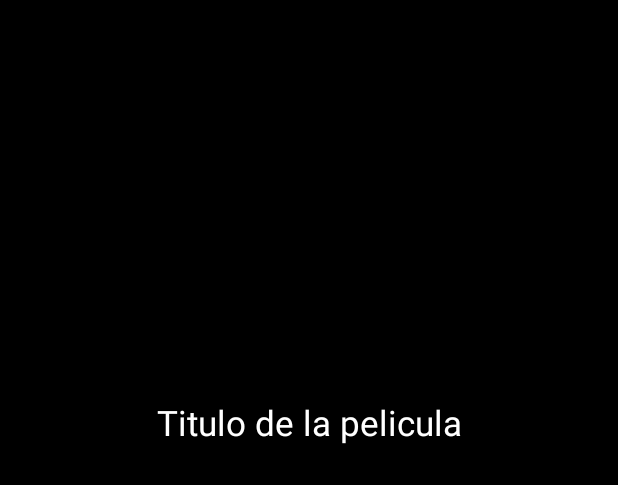
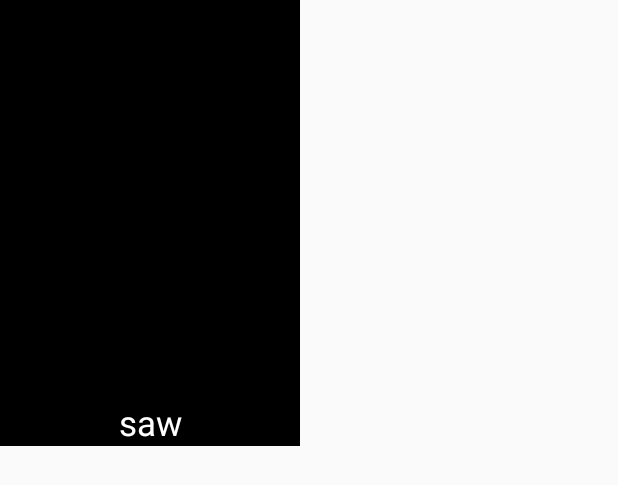
Before and after one commit to FelipeFragueiro/Reflex, an Android app: the layout celda_de_peliculas_sugeridas.xml on its own in the app's theme, with its tools: preview values and no code run, on a phone screen of 412 x 824 dp. Shown: the top 485 px of the screen. Run offline under Robolectric (Android 15) with nearby library versions, the phone set to English and light mode, and no system bars.

Commit message:
modifique 1 xml
xd

```diff
--- a/app/src/main/res/layout/celda_de_peliculas_sugeridas.xml
+++ b/app/src/main/res/layout/celda_de_peliculas_sugeridas.xml
@@ -1,7 +1,7 @@
 <?xml version="1.0" encoding="utf-8"?>
 <LinearLayout xmlns:android="http://schemas.android.com/apk/res/android"
-    android:layout_width="match_parent"
-    android:layout_height="match_parent"
+    android:layout_width="200dp"
+    android:layout_height="wrap_content"
     android:orientation="vertical"
     android:background="#000">
 
@@ -16,10 +16,11 @@
 
     <TextView
         android:id="@+id/textViewNombreDeLaPelicula"
-        android:layout_width="match_parent"
+        android:layout_width="200dp"
         android:layout_height="wrap_content"
-        android:text="Titulo de la pelicula"
+        android:text="saw"
         android:gravity="center"
+        android:textAlignment="center"
         android:textColor="#ffffff"
         android:textSize="23dp"/>
 
--- a/app/src/main/res/layout/fragment_detalle_pelicula.xml
+++ b/app/src/main/res/layout/fragment_detalle_pelicula.xml
@@ -23,6 +23,7 @@
             android:layout_width="match_parent"
             android:layout_height="200dp"
             android:background="#353434"
+            android:scaleType="centerCrop"
             android:layout_alignParentTop="true"/>
 
         <com.getbase.floatingactionbutton.FloatingActionsMenu
@@ -90,7 +91,7 @@
 
         <android.support.v7.widget.RecyclerView
             android:id="@+id/recyclerViewDePeliculasSugeridas"
-            android:layout_width="match_parent"
+            android:layout_width="wrap_content"
             android:layout_height="wrap_content"
             android:layout_below="@id/textViewDeLaDescripcionDeLaPelicula">
 
```
